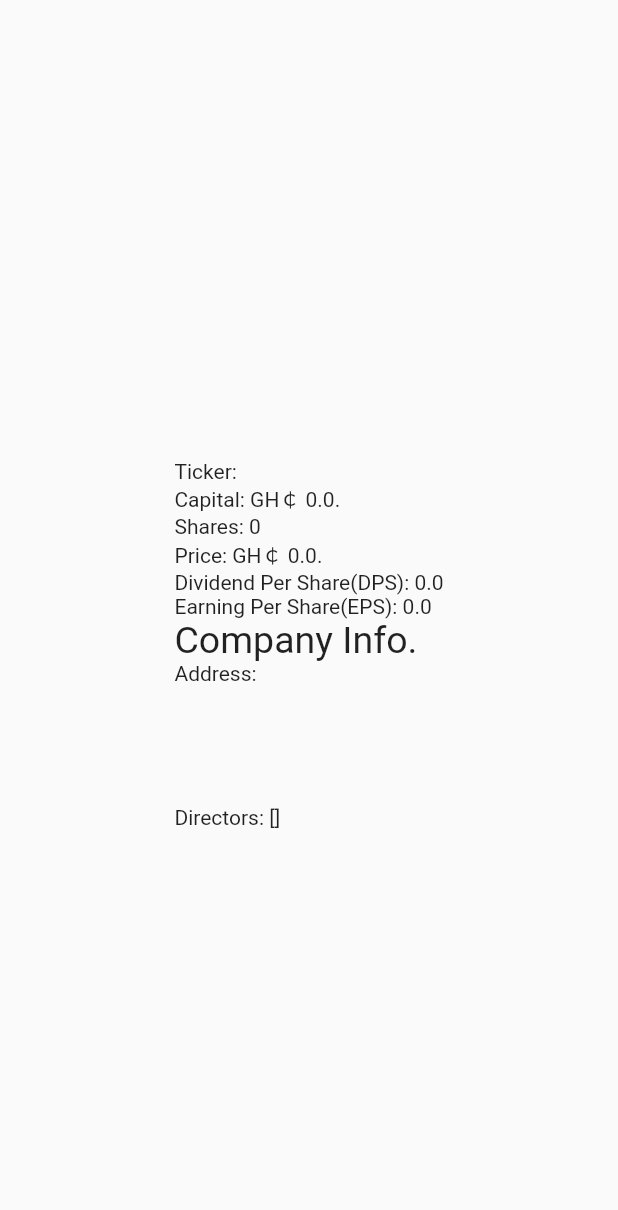
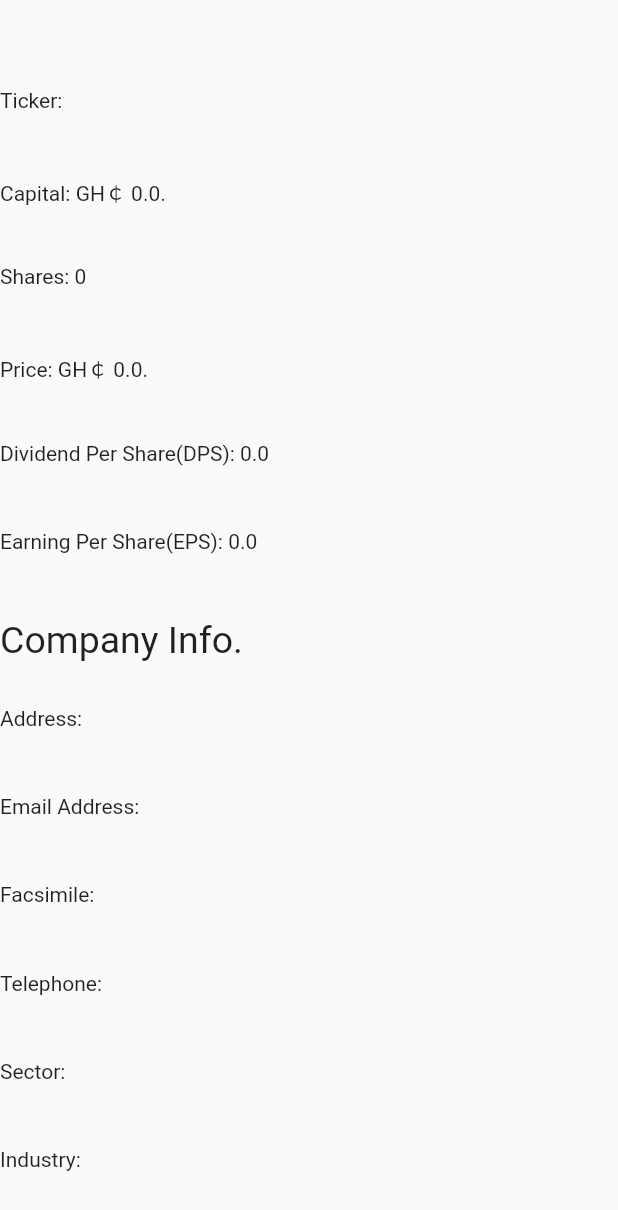
Before and after one commit to rayeli7/Blacknoks, a Flutter app: the CompanyInfoPage widget shown alone on an empty page, opened directly with empty values, on a phone screen of 412 x 824 dp. Shown: the top 1210 px of the screen. Run offline on Flutter 3.47's test engine with Material 2 defaults, Android fonts, the phone set to English and light mode, and no system bars; our stand-ins replace another_flushbar, cloud_firestore, firebase_auth, firebase_core, shared_preferences, syncfusion_flutter_charts; accounts and stored records are empty; network calls fail.

Commit message:
fixed company info page

```diff
--- a/lib/models/company_info_model.dart
+++ b/lib/models/company_info_model.dart
@@ -1,10 +1,10 @@
 class CompanyInfo {
   final double? capital;
-  final Company? company;
+  final Company company;
   final double? dps;
   final double? eps;
-  final String? name;
-  final double? price;
+  final String name;
+  final double price;
   final int? shares;
 
   CompanyInfo(this.capital, this.name, this.price, this.shares, this.company,
@@ -34,11 +34,11 @@ class CompanyInfo {
 
 class Company {
   final String? address;
-  final List<Director?> directors;
+  final List<Director> directors;
   final String? email;
   final String? facsimile;
   final String? industry;
-  final String? name;
+  final String name;
   final String? sector;
   final String? telephone;
   final String? website;
@@ -76,7 +76,7 @@ class Company {
 
 class Director {
   String? position;
-  String? name;
+  String name;
 
   Director(
     this.position,
--- a/lib/pages/company_info_page.dart
+++ b/lib/pages/company_info_page.dart
@@ -7,35 +7,76 @@ class CompanyInfoPage extends StatelessWidget {
 
   @override
   Widget build(BuildContext context) {
-    return Scaffold(
-      body: Center(
-        child: SingleChildScrollView(
+    return SafeArea(
+      child: Container(
+        child: Center(
           child: Column(
             mainAxisAlignment: MainAxisAlignment.spaceBetween,
             mainAxisSize: MainAxisSize.max,
             crossAxisAlignment: CrossAxisAlignment.start,
             children: <Widget>[
-              Text(
-                '${stockInfo.company?.name}',
-                style: const TextStyle(fontSize: 30),
+              Expanded(
+                child: SizedBox(
+                  width: MediaQuery.of(context).size.width,
+                  child: Text(
+                    '${stockInfo.company.name}',
+                    style: const TextStyle(fontSize: 30),
+                  ),
+                ),
               ),
-              Text('Ticker: ${stockInfo.name}'),
-              Text('Capital: GH￠ ${stockInfo.capital}.'),
-              Text('Shares: ${stockInfo.shares}'),
-              Text('Price: GH￠ ${stockInfo.price}.'),
-              Text('Dividend Per Share(DPS): ${stockInfo.dps}'),
-              Text('Earning Per Share(EPS): ${stockInfo.eps}'),
-              const Text(
-                'Company Info.',
-                style: TextStyle(fontSize: 25),
+              Expanded(child: Text('Ticker: ${stockInfo.name}')),
+              stockInfo.capital != null
+                  ? Expanded(child: Text('Capital: GH￠ ${stockInfo.capital}.'))
+                  : Container(),
+              stockInfo.shares != null
+                  ? Expanded(child: Text('Shares: ${stockInfo.shares}'))
+                  : Container(),
+              Expanded(child: Text('Price: GH￠ ${stockInfo.price}.')),
+              stockInfo.dps != null
+                  ? Expanded(
+                      child: Text('Dividend Per Share(DPS): ${stockInfo.dps}'))
+                  : Container(),
+              stockInfo.eps != null
+                  ? Expanded(
+                      child: Text('Earning Per Share(EPS): ${stockInfo.eps}'))
+                  : Container(),
+              Expanded(
+                flex: 1,
+                child: SizedBox(
+                  width: MediaQuery.of(context).size.width,
+                  child: const Text(
+                    'Company Info.',
+                    style: TextStyle(fontSize: 25),
+                  ),
+                ),
               ),
-              Text('Address: ${stockInfo.company?.address}'),
-              Text('${stockInfo.company?.email}'),
-              Text('${stockInfo.company?.facsimile}'),
-              Text('${stockInfo.company?.telephone}'),
-              Text('${stockInfo.company?.sector}'),
-              Text('${stockInfo.company?.industry}'),
-              Text('Directors: ${stockInfo.company?.directors}'),
+              stockInfo.company.address != null
+                  ? Expanded(
+                      child: Text('Address: ${stockInfo.company.address}'))
+                  : Container(),
+              stockInfo.company.email != null
+                  ? Expanded(
+                      child: Text('Email Address: ${stockInfo.company.email}'))
+                  : Container(),
+              stockInfo.company.facsimile != null
+                  ? Expanded(
+                      child: Text('Facsimile: ${stockInfo.company.facsimile}'))
+                  : Container(),
+              stockInfo.company.telephone != null
+                  ? Expanded(
+                      child: Text('Telephone: ${stockInfo.company.telephone}'))
+                  : Container(),
+              stockInfo.company.sector != null
+                  ? Expanded(child: Text('Sector: ${stockInfo.company.sector}'))
+                  : Container(),
+              stockInfo.company.industry != null
+                  ? Expanded(
+                      child: Text('Industry: ${stockInfo.company.industry}'))
+                  : Container(),
+              for (Director director in stockInfo.company.directors)
+                Expanded(
+                    child: Text(
+                        'Directors: ${director.position} ${director.name}')),
             ],
           ),
         ),
--- a/lib/pages/home.dart
+++ b/lib/pages/home.dart
@@ -1,5 +1,3 @@
-import 'dart:convert';
-
 import 'package:blacknoks/models/livestockdata_model.dart';
 import 'package:blacknoks/pages/markets.dart';
 import 'package:blacknoks/pages/user_portfoliopage.dart';
@@ -21,24 +19,17 @@ class _HomeState extends State<Homepage> {
   late bool _isLoading;
   late PageController _pageController;
 
-  _getLiveStockData() {
-    API.getLiveStockData().then((response) {
-      setState(() {
-        Iterable list = json.decode(response.body);
-        livestockdata =
-            list.map((model) => LiveStockData.fromJson(model)).toList();
-      });
-    });
-  }
-
   @override
   initState() {
     super.initState();
     _pageController = PageController(initialPage: _selectedIndex);
     _isLoading = true;
     Future.delayed(const Duration(seconds: 0), () {
-      setState(() {
-        _getLiveStockData()(_isLoading = false);
+      setState(() async {
+        livestockdata = await getLiveStockData();
+        setState(() {
+          _isLoading = false;
+        });
       });
     });
   }
@@ -53,7 +44,6 @@ class _HomeState extends State<Homepage> {
   @override
   void dispose() {
     _pageController.dispose();
-
     super.dispose();
   }
 
--- a/lib/pages/loading_page.dart
+++ b/lib/pages/loading_page.dart
@@ -18,27 +18,6 @@ class _LoadingPageState extends State<LoadingPage> {
         shrinkWrap: true,
         itemCount: GSE_Companies.length,
         itemBuilder: (context, index) {
-          if (index == 0) {
-            return Container(
-              height: 50,
-              padding: const EdgeInsets.all(5),
-              color: Colors.amber,
-              child: ListTile(
-                title: const Text('Symbol'),
-                trailing: SizedBox(
-                  width: 90,
-                  child: RichText(
-                    text: const TextSpan(
-                        style: TextStyle(fontSize: 14.0, color: Colors.black),
-                        children: <TextSpan>[
-                          TextSpan(text: 'Price/GH'),
-                          TextSpan(text: '₵', style: TextStyle(fontSize: 15))
-                        ]),
-                  ),
-                ),
-              ),
-            );
-          }
           return Card(
             elevation: 2,
             child: ListTile(
--- a/lib/services/api(s)/fetch_api.dart
+++ b/lib/services/api(s)/fetch_api.dart
@@ -4,6 +4,7 @@ import 'package:http/http.dart' as http;
 import 'dart:async';
 
 import '../../models/company_info_model.dart';
+import '../../models/livestockdata_model.dart';
 
 const baseUrl = "https://dev.kwayisi.org/apis/gse/live";
 const baseInfoUrl =
@@ -21,8 +22,18 @@ class API {
   }
 }
 
+Future<List<LiveStockData>> getLiveStockData() async{
+  http.Response response = await API.getLiveStockData();
+   if (response.statusCode == 200) {
+    Iterable list = json.decode(response.body);
+  return list.map((model) => LiveStockData.fromJson(model)).toList();
+  } else {
+    throw Exception('Failed to load album');
+  }
+}
+
 Future<CompanyInfo> getStockInfo(stockName) async {
-  var response = await API.getStockInfo(stockName);
+  http.Response response = await API.getStockInfo(stockName);
   if (response.statusCode == 200) {
     final jsonResponse = json.decode(response.body);
     return CompanyInfo.fromJson(jsonResponse);
```
